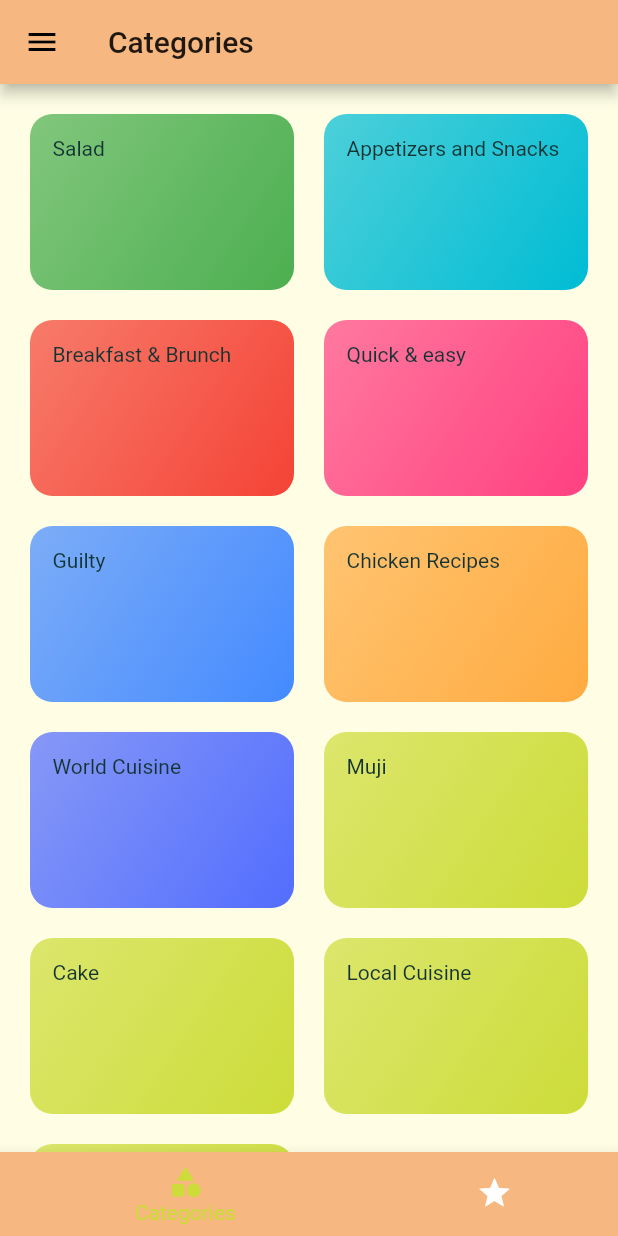
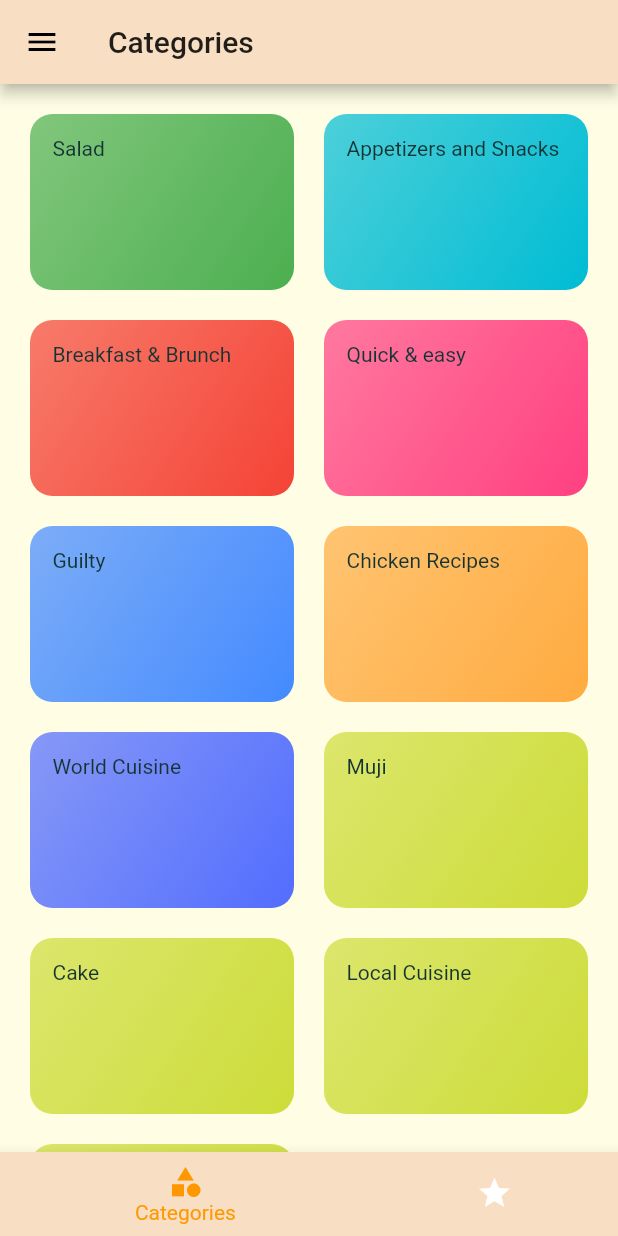
Before and after one commit to riy0/health_log, a Flutter app: the screen it shows after launch, on a phone screen of 412 x 824 dp. Run offline on Flutter 3.47's test engine with Material 2 defaults, Android fonts, the phone set to English and light mode, and no system bars; Roboto replaces fonts that are missing (Raleway).

Commit message:
update/ page color

```diff
--- a/lib/main.dart
+++ b/lib/main.dart
@@ -67,7 +67,7 @@ class _MyAppState extends State<MyApp> {
       title: 'HealthLog',
       theme: ThemeData(
         primarySwatch: customSwatch,
-        accentColor: Colors.lime,
+        accentColor: Colors.orange,
         canvasColor: Color.fromRGBO(255, 254, 229, 1),
         fontFamily: 'Raleway',
         textTheme: ThemeData.light().textTheme.copyWith(
@@ -99,7 +99,7 @@ class _MyAppState extends State<MyApp> {
 
 // cf. http://mcg.mbitson.com/#!?mcgpalette0=%23fce5cd
 const MaterialColor customSwatch = const MaterialColor(
-  0xFFF6B880,
+  0xFFF8DEC3,
   const <int, Color>{
     50: const Color(0xFFFEF9F3),
     100: const Color(0xFFFDEFE1),
--- a/lib/screens/favorites_screen.dart
+++ b/lib/screens/favorites_screen.dart
@@ -21,8 +21,8 @@ class FavoritesScreen extends StatelessWidget {
             id: favoriteCuisines[index].id,
             title: favoriteCuisines[index].title,
             imageUrl: favoriteCuisines[index].imageUrl,
-            //duration: favoriteCuisines[index].duration,
-            //affordability: favoriteCuisines[index].affordability,
+            duration: favoriteCuisines[index].duration,
+            affordability: favoriteCuisines[index].affordability,
           );
         },
         itemCount: favoriteCuisines.length,
```
